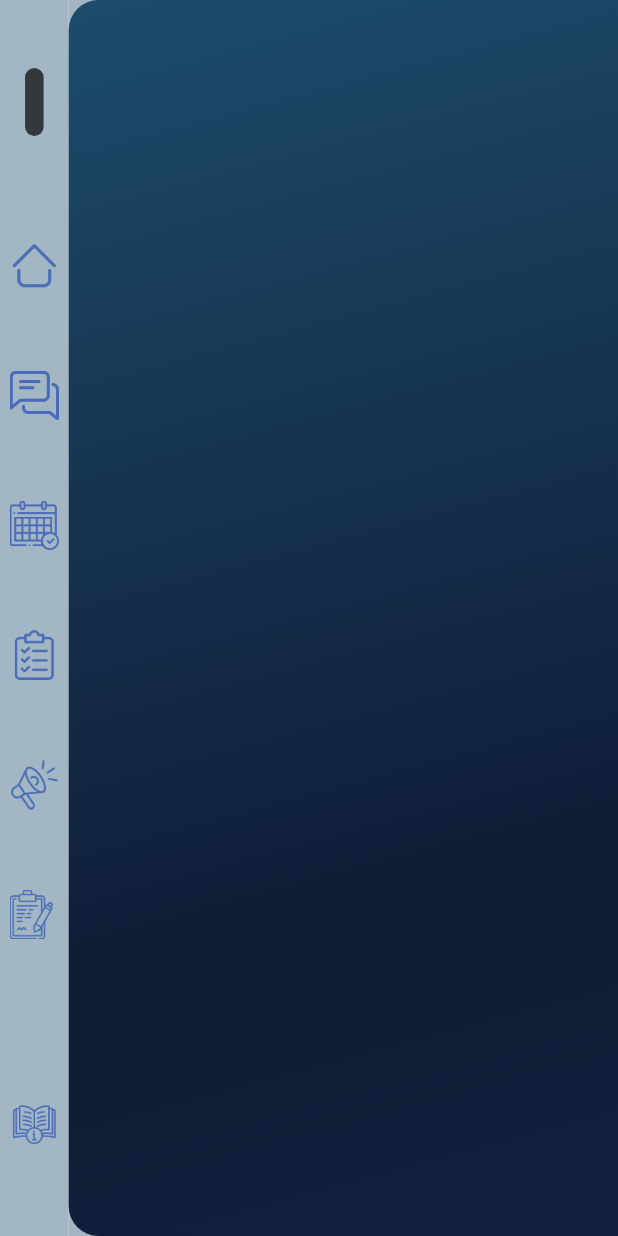
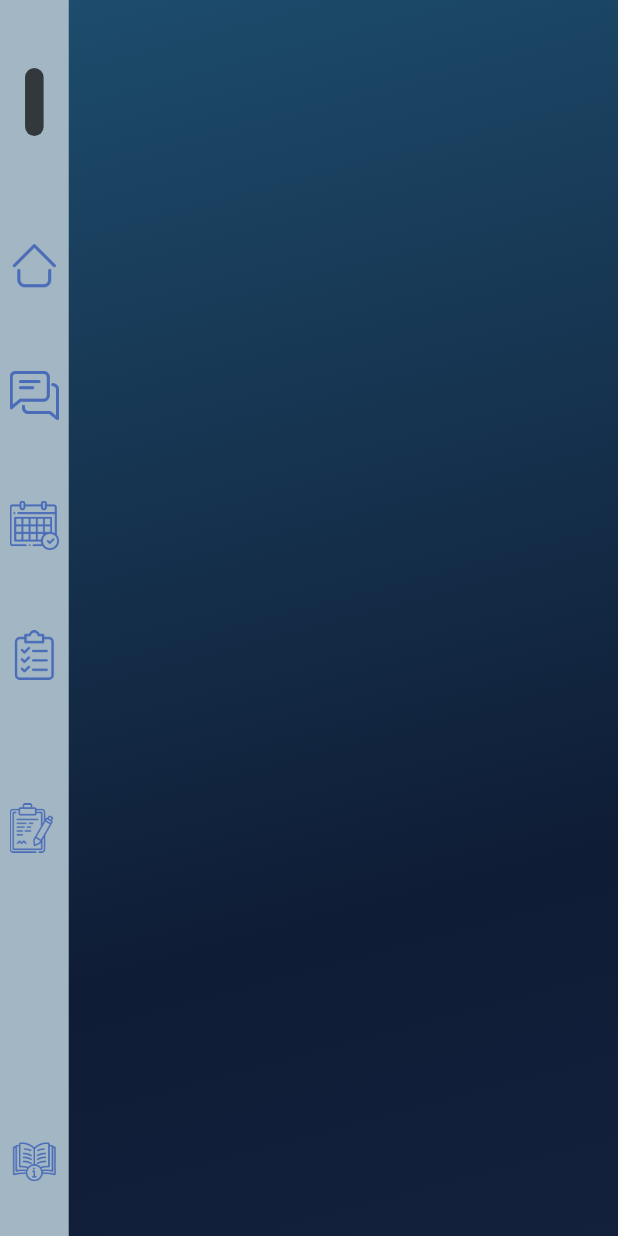
Before and after one commit to orderlyFlow/OrderlyFlow, a Flutter app: the mainPage screen opened directly, on a phone screen of 412 x 824 dp. Run offline on Flutter 3.47's test engine with Material 2 defaults, Android fonts, the phone set to English and light mode, and no system bars; our stand-ins replace auto_size_text, flutter_spinkit, loading_animation_widget, page_transition; missing offline and left inert: mongo_dart.

Commit message:
transfered side_bar out of mainPage widget

```diff
--- a/orderlyflow/lib/chatPage.dart
+++ b/orderlyflow/lib/chatPage.dart
@@ -3,7 +3,7 @@ import 'package:orderlyflow/palette.dart';
 import 'package:orderlyflow/custom_widgets/searchBar.dart';
 
 import 'custom_widgets/BlueBg.dart';
-import 'mainPage widgets/side_bar.dart';
+import 'side_bar.dart';
 
 class chatPage extends StatefulWidget {
   const chatPage({super.key});
--- a/orderlyflow/lib/mainPage widgets/dashboard/dashboard.dart
+++ b/orderlyflow/lib/mainPage widgets/dashboard/dashboard.dart
@@ -27,8 +27,7 @@ class _DashboardState extends State<Dashboard> {
             ], // Gradient
             tileMode: TileMode.clamp,
           ),
-          borderRadius: BorderRadius.only(
-              topLeft: Radius.circular(20), bottomLeft: Radius.circular(20))),
+        ),
     );
   }
 }
--- a/orderlyflow/lib/main_page.dart
+++ b/orderlyflow/lib/main_page.dart
@@ -1,7 +1,7 @@
 // ignore: file_names
 import 'package:flutter/material.dart';
 import 'package:orderlyflow/mainPage%20widgets/dashboard/dashboard.dart';
-import 'package:orderlyflow/mainPage%20widgets/side_bar.dart';
+import 'package:orderlyflow/side_bar.dart';
 import 'package:orderlyflow/palette.dart';
 
 class mainPage extends StatelessWidget {
--- a/orderlyflow/lib/mainPage widgets/side_bar.dart
+++ b/orderlyflow/lib/side_bar.dart
@@ -144,26 +144,6 @@ class _SideBarState extends State<SideBar> {
               SizedBox(
                 height: ScreenHeight * 0.035,
               ),
-              Center(
-                  child: InkWell(
-                onHover: (isHovered) =>
-                    setState(() => _isHoveredAnnoucement = isHovered),
-                child: Image.asset(
-                    _isHoveredAnnoucement
-                        ? 'assets/images/announcementHover.png'
-                        : 'assets/images/announcement.png',
-                    height: ScreenHeight * 0.07,
-                    width: ScreenWidth * 0.08),
-                onTap: () {
-                  Navigator.push(
-                      context,
-                      PageTransition(
-                          childCurrent: const theAnnoucement(),
-                          child: mainPage(),
-                          type: PageTransitionType.theme,
-                          duration: const Duration(seconds: 2)));
-                },
-              )),
               SizedBox(
                 height: ScreenHeight * 0.035,
               ),
@@ -189,7 +169,7 @@ class _SideBarState extends State<SideBar> {
                 },
               )),
               SizedBox(
-                height: ScreenHeight * 0.1,
+                height: ScreenHeight * 0.2,
               ),
               Center(
                   child: InkWell(
```
